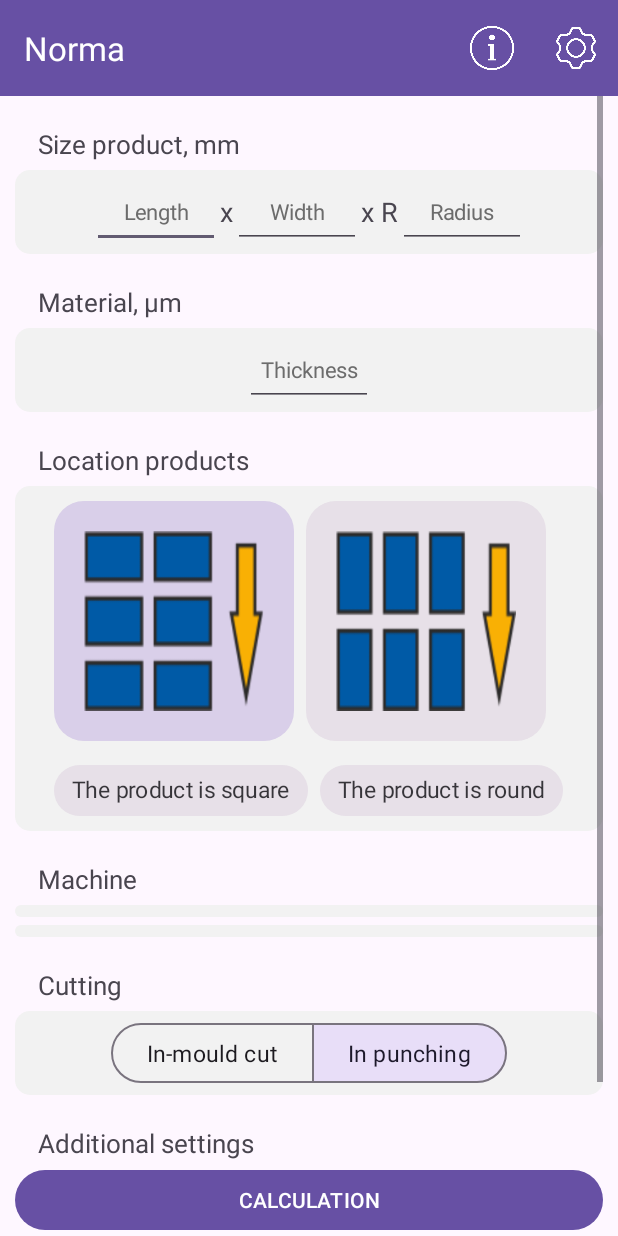
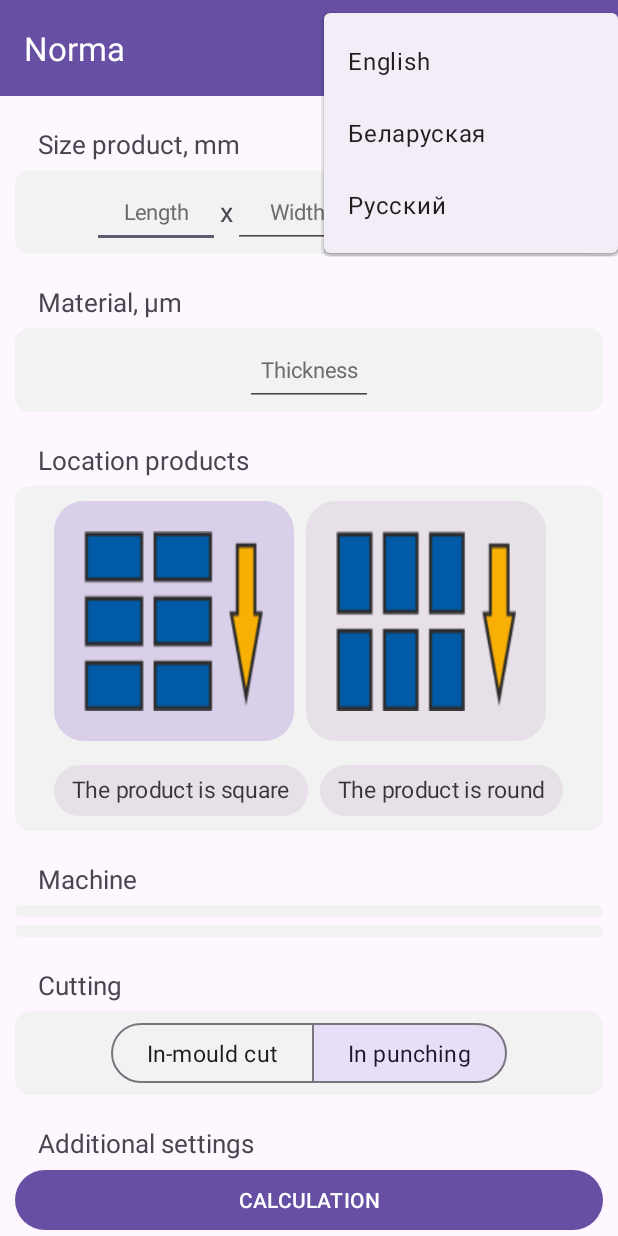
Before and after one commit to YauheniRusakou/Norma, an Android app: the screen it shows after launch (MainActivity), after a tap on "Settings", on a phone screen of 412 x 824 dp. Run offline under Robolectric (Android 15) with nearby library versions, the light colour scheme and no system bars; our stand-ins replace AdMob; 1 other tap on this screen came first.

Commit message:
feat: languages settings

```diff
--- a/app/src/main/java/by/rusakou/norma/MainActivity.java
+++ b/app/src/main/java/by/rusakou/norma/MainActivity.java
@@ -40,6 +40,7 @@ import java.util.Collections;
 import java.util.LinkedHashSet;
 import java.util.List;
 import java.util.Locale;
+import java.util.Objects;
 import java.util.Set;
 
 import by.rusakou.norma.dialog.*;
@@ -480,39 +481,12 @@ public class MainActivity extends AppCompatActivity {
     public boolean onCreateOptionsMenu(Menu menu) {
         getMenuInflater().inflate(R.menu.menu_main, menu);
 
-
-//        menu.getItem(1).setIcon(ContextCompat.getDrawable(this, R.drawable.img_settings_white));
-//        menu.findItem(0).setIcon(ContextCompat.getDrawable(this, R.drawable.img_settings_white));
-//        getSupportActionBar().setBackgroundDrawable(ContextCompat.getDrawable(this, R.drawable.img_settings_white));
-
-//        MenuItem item = menu.findItem(R.id.action_settings);
-
-//        MenuItem myMenuItem = menu.findItem(R.id.action_settings);
-//        getMenuInflater().inflate(R.menu.sub_menu, myMenuItem.subMenu);
-
-//        menu.addSubMenu(Menu.NONE, 8, Menu.NONE,"Menu1");
-//        SubMenu themeMenu = menu.findItem(R.id.action_settings).getSubMenu();
-////        themeMenu.clear();
-//        themeMenu.add(0, 9, Menu.NONE, "Automatic");
-//        themeMenu.add(0, 10, Menu.NONE, "Default");
-//        themeMenu.add(0, 11, Menu.NONE, "Night");
-
         MenuItem menuItem = menu.findItem(R.id.action_settings);
-//        menuItem.getSubMenu().add("Automatic");
-
-
-
 
         String[] langText = getResources().getStringArray(R.array.languages_text);
         for (int i = 0; i < langText.length; i++){
-            menuItem.getSubMenu().add(Menu.NONE, i, Menu.NONE, langText[i]);
-//            menu.add(Menu.NONE, i, Menu.NONE, langText[i]);
-//                    .setIcon(android.R.drawable.ic_delete).setShowAsAction( MenuItem.SHOW_AS_ACTION_WITH_TEXT);
-//                            | MenuItem.SHOW_AS_ACTION_WITH_TEXT);
+            Objects.requireNonNull(menuItem.getSubMenu()).add(Menu.NONE, i, Menu.NONE, langText[i]);
         }
-
-//        menu.getItem(1).setIcon(ContextCompat.getDrawable(MainActivity.this, R.drawable.img_no_internet));
-
         return super.onCreateOptionsMenu(menu);
     }
 
@@ -522,7 +496,7 @@ public class MainActivity extends AppCompatActivity {
     @Override
     public boolean onOptionsItemSelected(@NonNull MenuItem item) {
 
-        if (item.getItemId() != R.id.action_info & item.getItemId() == R.id.action_settings) {
+        if (item.getItemId() != R.id.action_info & item.getItemId() != R.id.action_settings) {
             String[] langLocal= getResources().getStringArray(R.array.languages_local);
             String[] langLocalSplit = langLocal[item.getItemId()].split(",");
             if(langLocalSplit.length == 1) LoadLocal.saveFile(new Locale(langLocalSplit[0]), this); //language
--- a/app/src/main/res/menu/menu_main.xml
+++ b/app/src/main/res/menu/menu_main.xml
@@ -31,5 +31,4 @@
         <menu>
         </menu>
     </item>
-
 </menu>
--- a/app/src/main/res/values/settings.xml
+++ b/app/src/main/res/values/settings.xml
@@ -3,12 +3,12 @@
     <string-array name="languages_local">
         <item>en</item>
         <item>be,BY</item>
-        <item>ru</item>
+        <item>ru,RU</item>
     </string-array>
 
     <string-array name="languages_text">
-        <item>Engl</item>
-        <item>Bela</item>
-        <item>russtan</item>
+        <item>English</item>
+        <item>Беларуская</item>
+        <item>Русский</item>
     </string-array>
 </resources>
```
Also changed, not shown: app/src/main/java/by/rusakou/norma/file/LangSetting.java (deleted, +0 -52 lines).
